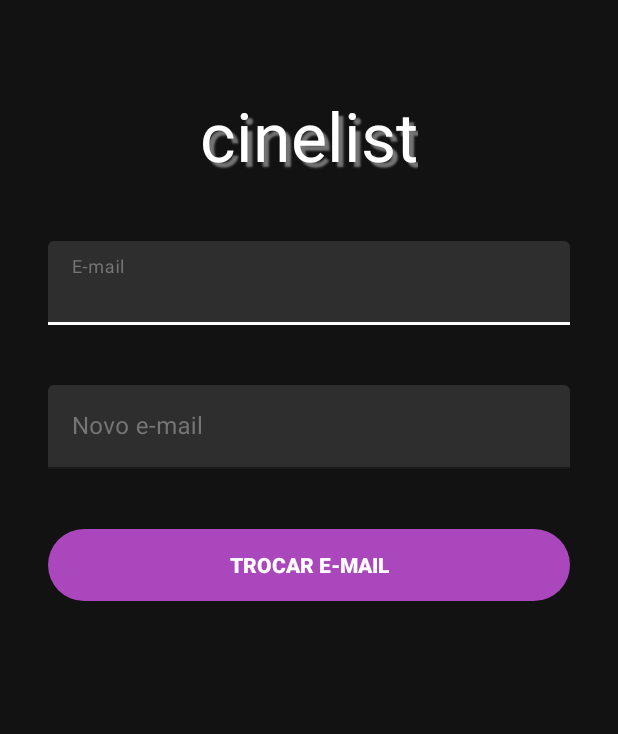
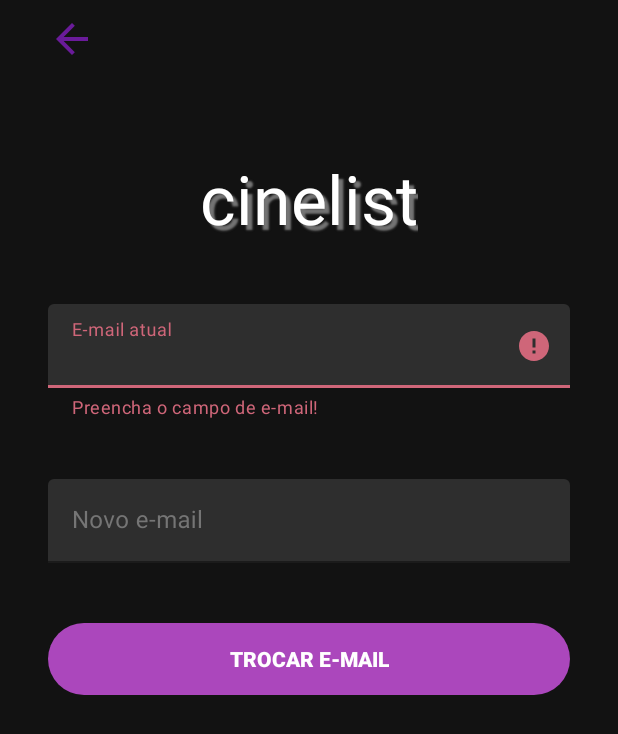
Before and after one commit to gabriel-camargo/dh_projeto_integrador, an Android app: the ChangeEmailActivity screen opened directly, with no data from a screen before it, after a tap on "TROCAR E-MAIL", on a phone screen of 412 x 824 dp. Shown: the top 734 px of the screen. Run offline under Robolectric (Android 15) with nearby library versions, the phone set to English and light mode, and no system bars; our stand-ins replace Firebase (no records; nobody signed in at launch, a user with empty details on screens opened directly); network calls fail; Roboto replaces fonts that are not available here.

Commit message:
Troca de email

```diff
--- a/app/src/main/AndroidManifest.xml
+++ b/app/src/main/AndroidManifest.xml
@@ -12,7 +12,9 @@
         android:roundIcon="@mipmap/ic_launcher_round"
         android:supportsRtl="true"
         android:theme="@style/Theme.ProjetoIntegrador">
-        <activity android:name=".account.view.ChangeEmailActivity"></activity>
+        <activity android:name=".account.view.ChangeNameActivity"></activity>
+        <activity android:name=".ForgetPasswordActivity" />
+        <activity android:name=".account.view.ChangeEmailActivity" />
         <activity android:name=".moviedetails.photos.view.PhotoFullActivity" />
         <activity android:name=".SplashScreenActivity">
             <intent-filter>
--- a/app/src/main/java/com/cgmdigitalhouse/cinelist/account/view/ChangeEmailActivity.kt
+++ b/app/src/main/java/com/cgmdigitalhouse/cinelist/account/view/ChangeEmailActivity.kt
@@ -1,25 +1,34 @@
 package com.cgmdigitalhouse.cinelist.account.view
 
+import android.content.Intent
 import androidx.appcompat.app.AppCompatActivity
 import android.os.Bundle
+import android.util.Log
 import android.widget.Button
+import android.widget.ImageView
 import android.widget.Toast
+import com.cgmdigitalhouse.cinelist.MainActivity
 import com.cgmdigitalhouse.cinelist.R
 import com.google.android.material.textfield.TextInputEditText
+import com.google.android.material.textfield.TextInputLayout
+import com.google.firebase.auth.AuthCredential
 import com.google.firebase.auth.FirebaseAuth
 import com.google.firebase.auth.FirebaseUser
+import com.google.firebase.auth.GoogleAuthCredential
 import com.google.firebase.auth.ktx.auth
+import com.google.firebase.auth.ktx.oAuthCredential
 import com.google.firebase.ktx.Firebase
 
 class ChangeEmailActivity : AppCompatActivity() {
 
-    private lateinit var _edtEmail: TextInputEditText
-    private lateinit var _edtNewEmail: TextInputEditText
+    private lateinit var _edtEmail: TextInputLayout
+    private lateinit var _edtNewEmail: TextInputLayout
     private lateinit var _email: String
     private lateinit var _newEmail: String
     private  lateinit var _btnChangeEmail: Button
+    private  lateinit var _btnBack: ImageView
     private lateinit var _auth: FirebaseAuth
-    private lateinit var _currentUser: FirebaseUser?
+    private lateinit var _currentUser: FirebaseUser
 
     private lateinit var _currentEmail: String
     private lateinit var  _currentPassword: String
@@ -28,27 +37,65 @@ class ChangeEmailActivity : AppCompatActivity() {
         super.onCreate(savedInstanceState)
         setContentView(R.layout.activity_change_email)
 
-        _edtEmail = findViewById(R.id.edt_emailChangeEmailInput)
-        _edtNewEmail = findViewById(R.id.edt_newEmailChangeEmailInput)
+        _edtEmail = findViewById(R.id.edt_emailChangeEmailLayout)
+        _edtNewEmail = findViewById(R.id.edt_newEmailChangeEmailLayout)
         _btnChangeEmail = findViewById(R.id.btn_changeEmail)
-        _email = _edtEmail.text.toString()
-        _newEmail = _edtEmail.text.toString()
+        _btnBack = findViewById(R.id.btn_BackChangeEmail)
         _auth = Firebase.auth
-        _currentUser = _auth.currentUser
-        _currentEmail = _currentUser?.email.toString()
-        _currentPassword = _currentUser?
+        _currentUser = _auth.currentUser!!
+        _currentEmail = _currentUser.email.toString()
 
         _btnChangeEmail.setOnClickListener {
+            if (checkFields()) {
+                updateEmail()
+            }
+        }
 
-            //_auth.signInWithEmailAndPassword(_newEmail, )
-           // _auth.signInWithCredential(_auth.currentUser.providerId)
+        _btnBack.setOnClickListener {
+            onBackPressed()
+        }
 
-            _auth.currentUser?.updateEmail(_newEmail)
-                ?.addOnCompleteListener {
+    }
+
+    private fun checkFields(): Boolean {
+        _email = _edtEmail.editText?.text.toString()
+        _newEmail = _edtNewEmail.editText?.text.toString()
+
+        _edtEmail.error = null
+        _edtNewEmail.error = null
+        var response = false
+
+        when {
+            _email.isEmpty() -> {
+                _edtEmail.error = getString(R.string.preencher_email)
+            }
+            _newEmail.isEmpty() -> {
+                _edtNewEmail.error = getString(R.string.preencher_email)
+            }
+            _email != _currentEmail -> {
+                _edtEmail.error = getString(R.string.email_atual_errado)
+            }
+            _newEmail == _currentEmail -> {
+                _edtNewEmail.error = getString(R.string.email_novo_errado)
+            }
+            else -> {
+                response = true
+            }
+        }
+        return response
+    }
+
+    private fun updateEmail() {
+            _currentUser.updateEmail(_newEmail)
+                .addOnCompleteListener {
                     if (it.isSuccessful) {
-                        Toast.makeText(this,"E-mail alterado com sucesso.",Toast.LENGTH_SHORT).show()
+                        Toast.makeText(this,getString(R.string.email_alterado_sucesso),Toast.LENGTH_SHORT).show()
+                        val intent = Intent(this, MainActivity::class.java)
+                        startActivity(intent)
+                        finish()
+                    } else {
+                        Log.w("Email", "Erro")
                     }
                 }
-        }
     }
 }
--- a/app/src/main/res/layout/activity_change_email.xml
+++ b/app/src/main/res/layout/activity_change_email.xml
@@ -8,6 +8,22 @@
     android:layout_marginStart="32dp"
     android:layout_marginEnd="32dp"
     tools:context=".account.view.ChangeEmailActivity">
+
+    <FrameLayout
+        android:layout_width="wrap_content"
+        android:layout_height="wrap_content"
+        android:id="@+id/frameLayout_changeEmail">
+
+    </FrameLayout>
+
+
+    <ImageView
+        android:id="@+id/btn_BackChangeEmail"
+        android:layout_width="32dp"
+        android:layout_height="32dp"
+        android:layout_marginTop="10dp"
+        app:tint="@color/purple_800"
+        android:src="@drawable/ic_baseline_arrow_back_24"/>
 
         <TextView
             android:id="@+id/txt_logo"
@@ -30,7 +46,7 @@
             android:layout_height="wrap_content"
             android:layout_marginTop="@dimen/dim_espacamento_40dp"
             android:backgroundTint="@color/gray_600"
-        android:hint="@string/e_mail"
+            android:hint="@string/e_mail_atual"
             android:textColorHint="@color/gray_600"
             app:boxStrokeColor="@color/white"
             app:endIconMode="clear_text"
@@ -76,5 +92,4 @@
             android:textAllCaps="true"
             android:textStyle="bold" />
 
-
 </LinearLayout>
--- a/app/src/main/res/layout/activity_login.xml
+++ b/app/src/main/res/layout/activity_login.xml
@@ -83,7 +83,7 @@
             android:textStyle="bold" />
 
         <TextView
-            android:id="@+id/txt_esqueceuSenha"
+            android:id="@+id/txt_forgetPassword"
             android:layout_width="match_parent"
             android:layout_height="wrap_content"
             android:layout_marginTop="@dimen/dim_espacamento_10dp"
--- a/app/src/main/res/values/strings.xml
+++ b/app/src/main/res/values/strings.xml
@@ -80,6 +80,16 @@
     <string name="usuario_erro">Erro ao cadastrar usuário!</string>
     <string name="novo_e_mail">Novo e-mail</string>
     <string name="trocar_e_mail">Trocar e-mail</string>
+    <string name="redefinir_senha">Redefinir senha</string>
+    <string name="trocar_o_nome">Trocar o nome</string>
+
+    <string name="nome_alterado_sucesso">Nome alterado com sucesso.</string>
+    <string name="email_alterado_sucesso">E-mail alterado com sucesso.</string>
+    <string name="e_mail_atual">E-mail atual</string>
+    <string name="email_atual_errado">E-mail digitado não corresponde com o e-mail cadastrado</string>
+    <string name="email_novo_errado">E-mail novo deve ser diferente do e-mail atual</string>
+
+
 
 
 </resources>
```
Also changed, not shown: app/src/main/java/com/cgmdigitalhouse/cinelist/ForgetPasswordActivity.kt (added, +38 -0 lines), app/src/main/java/com/cgmdigitalhouse/cinelist/LoginActivity.kt (+7 -0 lines), app/src/main/java/com/cgmdigitalhouse/cinelist/account/view/AccountFragment.kt (+10 -0 lines), app/src/main/java/com/cgmdigitalhouse/cinelist/account/view/ChangeNameActivity.kt (added, +60 -0 lines), app/src/main/res/drawable/ic_baseline_edit_24.xml (+4 -9 lines), app/src/main/res/layout/activity_change_name.xml (added, +60 -0 lines), app/src/main/res/layout/activity_forget_password.xml (added, +59 -0 lines), app/src/main/res/layout/fragment_account.xml (+30 -2 lines). Lines whose indentation alone changed are shown as unchanged.
